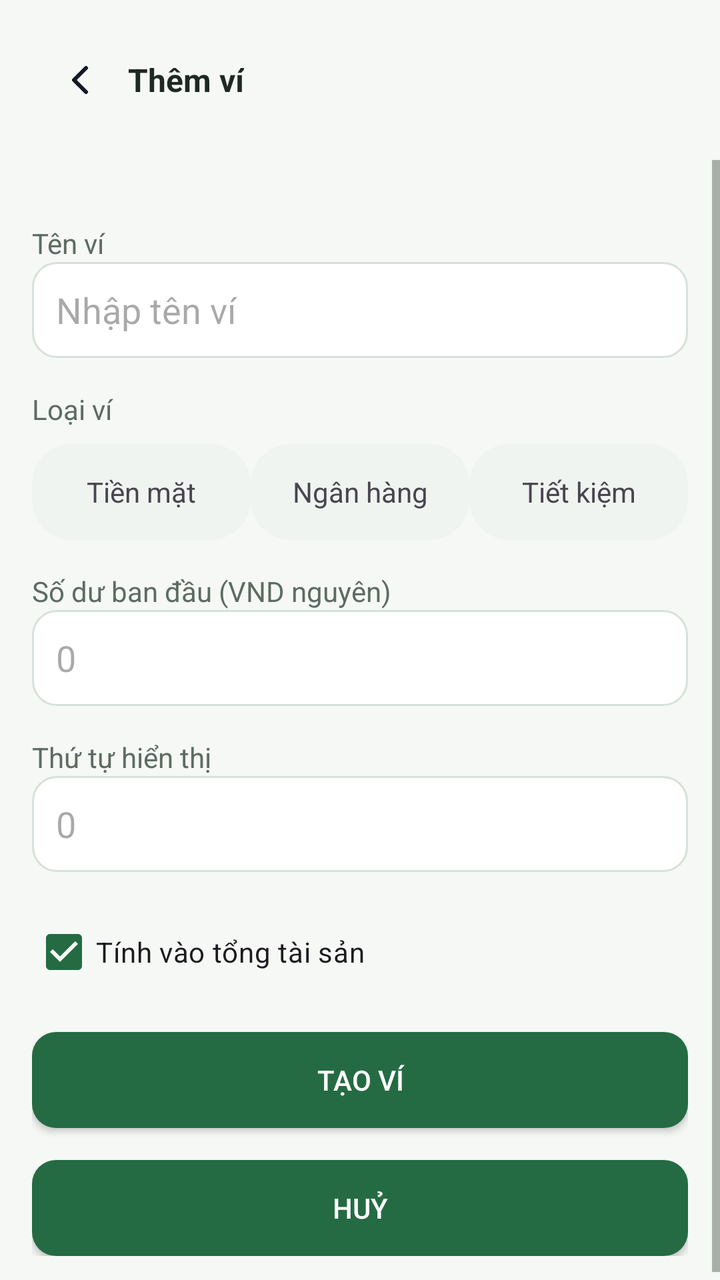
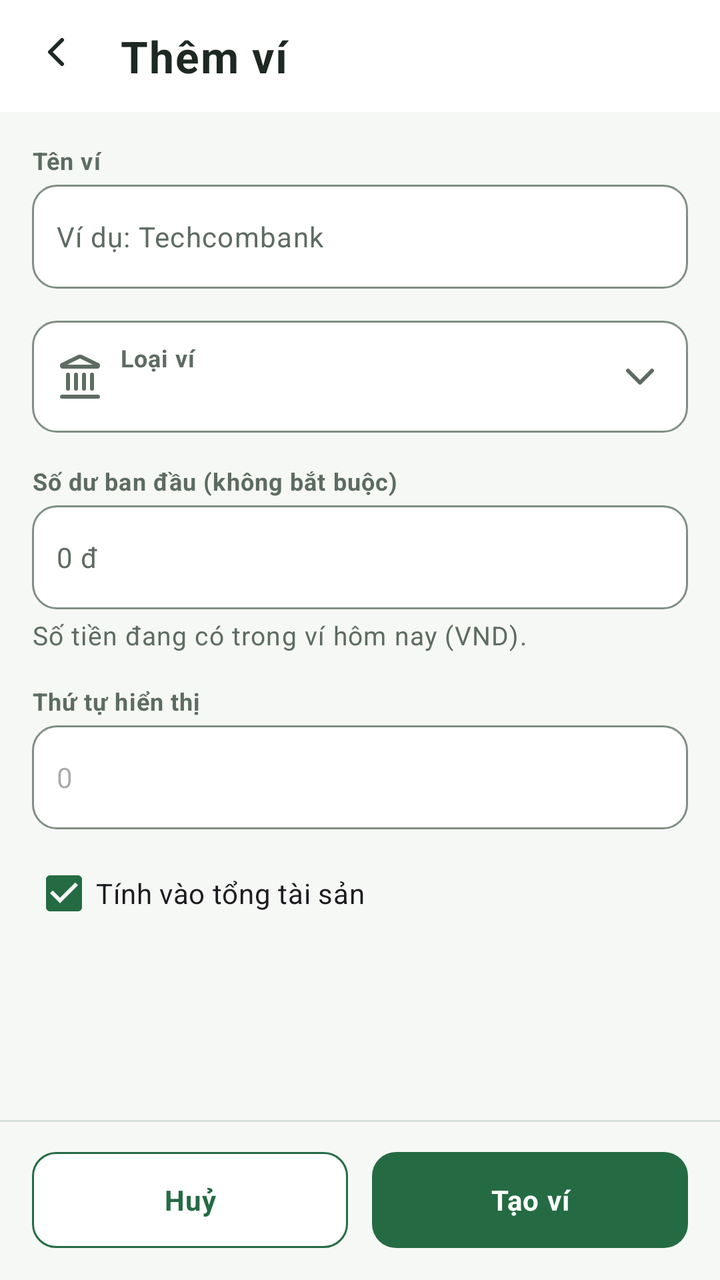

Screens rendered from an Android XML layout before and after an edit, with the pre-edit source and the edit as a unified diff.
<!-- AndroidManifest.xml: application theme Theme.Fintrack -->
<!-- res/layout/activity_wallet_add.xml -->
<?xml version="1.0" encoding="utf-8"?>
<LinearLayout xmlns:android="http://schemas.android.com/apk/res/android" android:layout_width="match_parent" android:layout_height="match_parent" android:orientation="vertical" android:background="@color/bg_app_canvas">
    <LinearLayout android:layout_width="match_parent" android:layout_height="wrap_content" android:gravity="center_vertical" android:padding="@dimen/spacing_16">
        <ImageView android:id="@+id/btnBack" android:layout_width="48dp" android:layout_height="48dp" android:padding="12dp" android:src="@drawable/ic_arrow_back" android:contentDescription="@string/action_back" />
        <TextView android:layout_width="wrap_content" android:layout_height="wrap_content" android:text="@string/wallet_add_title" android:textSize="@dimen/text_size_title_section" android:textColor="@color/text_primary" android:textStyle="bold" />
    </LinearLayout>
    <ScrollView android:layout_width="match_parent" android:layout_height="0dp" android:layout_weight="1" android:fillViewport="true">
    <LinearLayout android:layout_width="match_parent" android:layout_height="wrap_content" android:orientation="vertical" android:padding="@dimen/spacing_16">
        <TextView android:layout_width="match_parent" android:layout_height="wrap_content" android:layout_marginTop="@dimen/spacing_16" android:text="@string/wallet_name_label" android:textColor="@color/text_secondary" />
        <EditText android:id="@+id/etWalletName" android:layout_width="match_parent" android:layout_height="@dimen/input_height" android:inputType="textCapWords" android:hint="@string/wallet_name_hint" android:paddingHorizontal="@dimen/spacing_12" android:background="@drawable/bg_currency_box" />
        <TextView android:layout_width="match_parent" android:layout_height="wrap_content" android:layout_marginTop="@dimen/spacing_16" android:text="@string/wallet_type_label" android:textColor="@color/text_secondary" />
        <LinearLayout android:layout_width="match_parent" android:layout_height="wrap_content" android:layout_marginTop="@dimen/spacing_8" android:orientation="horizontal">
            <TextView android:id="@+id/pillCash" android:layout_width="0dp" android:layout_height="48dp" android:layout_weight="1" android:gravity="center" android:text="@string/wallet_type_cash" android:background="@drawable/bg_pill_unselected" />
            <TextView android:id="@+id/pillBank" android:layout_width="0dp" android:layout_height="48dp" android:layout_weight="1" android:gravity="center" android:text="@string/wallet_type_bank" android:background="@drawable/bg_pill_unselected" />
            <TextView android:id="@+id/pillSavings" android:layout_width="0dp" android:layout_height="48dp" android:layout_weight="1" android:gravity="center" android:text="@string/wallet_type_savings" android:background="@drawable/bg_pill_unselected" />
        </LinearLayout>
        <TextView android:layout_width="match_parent" android:layout_height="wrap_content" android:layout_marginTop="@dimen/spacing_16" android:text="@string/wallet_opening_balance_label" android:textColor="@color/text_secondary" />
        <EditText android:id="@+id/etBalance" android:layout_width="match_parent" android:layout_height="@dimen/input_height" android:inputType="number" android:hint="0" android:paddingHorizontal="@dimen/spacing_12" android:background="@drawable/bg_currency_box" />
        <include layout="@layout/view_amount_suggestions" />
        <TextView android:layout_width="match_parent" android:layout_height="wrap_content" android:layout_marginTop="@dimen/spacing_16" android:text="@string/wallet_sort_order" android:textColor="@color/text_secondary" />
        <EditText android:id="@+id/etWalletSortOrder" android:layout_width="match_parent" android:layout_height="@dimen/input_height" android:inputType="number" android:hint="0" android:paddingHorizontal="@dimen/spacing_12" android:background="@drawable/bg_currency_box" />
        <CheckBox android:id="@+id/cbWalletIncludeAssets" android:layout_width="match_parent" android:layout_height="wrap_content" android:layout_marginTop="@dimen/spacing_16" android:checked="true" android:text="@string/wallet_include_assets" />
        <androidx.appcompat.widget.AppCompatButton android:id="@+id/btnCreateWallet" android:layout_width="match_parent" android:layout_height="@dimen/button_height" android:layout_marginTop="@dimen/spacing_16" android:text="@string/btn_create_wallet" android:background="@drawable/bg_button_primary" android:textColor="@color/white" />
        <androidx.appcompat.widget.AppCompatButton android:id="@+id/btnCancel" android:layout_width="match_parent" android:layout_height="@dimen/button_height" android:layout_marginTop="@dimen/spacing_16" android:text="@string/btn_cancel" android:background="@drawable/bg_button_primary" android:textColor="@color/white" />
    </LinearLayout>
    </ScrollView>
</LinearLayout>
<!-- res/layout/view_amount_suggestions.xml (included above) -->
<?xml version="1.0" encoding="utf-8"?>
<HorizontalScrollView xmlns:android="http://schemas.android.com/apk/res/android"
    xmlns:app="http://schemas.android.com/apk/res-auto"
    android:id="@+id/scrollAmountSuggestions"
    android:layout_width="match_parent"
    android:layout_height="wrap_content"
    android:layout_marginTop="@dimen/spacing_8"
    android:scrollbars="none"
    android:visibility="gone">

    <com.google.android.material.chip.ChipGroup
        android:id="@+id/chipGroupAmountSuggestions"
        android:layout_width="wrap_content"
        android:layout_height="wrap_content"
        app:singleLine="true" />
</HorizontalScrollView>
<!-- resources referenced by this layout -->
<resources>
  <color name="white">#FFFFFF</color>
  <dimen name="input_height">48dp</dimen>
  <dimen name="text_size_title_section">16sp</dimen>
  <!-- drawable bg_button_primary (drawable) -->
  <?xml version="1.0" encoding="utf-8"?>
  <ripple xmlns:android="http://schemas.android.com/apk/res/android"
      android:color="@color/color_primary_pressed">
      <item>
          <shape android:shape="rectangle">
              <solid android:color="@color/color_primary" />
              <corners android:radius="@dimen/radius_input_button" />
          </shape>
      </item>
  </ripple>
  <!-- drawable bg_currency_box (drawable) -->
  <?xml version="1.0" encoding="utf-8"?>
  <shape xmlns:android="http://schemas.android.com/apk/res/android"
      android:shape="rectangle">
      <solid android:color="#FFFFFF" />
      <stroke android:width="1dp" android:color="#D6E2D9" />
      <corners android:radius="12dp" />
  </shape>
  <!-- drawable bg_pill_unselected (drawable) -->
  <?xml version="1.0" encoding="utf-8"?>
  <shape xmlns:android="http://schemas.android.com/apk/res/android"
      android:shape="rectangle">
      <solid android:color="#F0F4F0" />
      <corners android:radius="20dp" />
  </shape>
  <string name="wallet_name_hint">Nhập tên ví</string>
  <string name="wallet_opening_balance_label">Số dư ban đầu (VND nguyên)</string>
  <string name="wallet_type_bank">Ngân hàng</string>
  <string name="wallet_type_cash">Tiền mặt</string>
  <string name="wallet_type_savings">Tiết kiệm</string>
  <!-- unchanged entries left out for length: 33 -->
</resources>

<!-- the commit's change to res/layout/activity_wallet_add.xml (unified diff, before → after) -->
@@ -1,29 +1,175 @@
 <?xml version="1.0" encoding="utf-8"?>
-<LinearLayout xmlns:android="http://schemas.android.com/apk/res/android" android:layout_width="match_parent" android:layout_height="match_parent" android:orientation="vertical" android:background="@color/bg_app_canvas">
-    <LinearLayout android:layout_width="match_parent" android:layout_height="wrap_content" android:gravity="center_vertical" android:padding="@dimen/spacing_16">
-        <ImageView android:id="@+id/btnBack" android:layout_width="48dp" android:layout_height="48dp" android:padding="12dp" android:src="@drawable/ic_arrow_back" android:contentDescription="@string/action_back" />
-        <TextView android:layout_width="wrap_content" android:layout_height="wrap_content" android:text="@string/wallet_add_title" android:textSize="@dimen/text_size_title_section" android:textColor="@color/text_primary" android:textStyle="bold" />
+<LinearLayout xmlns:android="http://schemas.android.com/apk/res/android"
+    xmlns:app="http://schemas.android.com/apk/res-auto"
+    android:layout_width="match_parent"
+    android:layout_height="match_parent"
+    android:background="@color/bg_app_canvas"
+    android:fitsSystemWindows="true"
+    android:orientation="vertical">
+
+    <com.google.android.material.appbar.MaterialToolbar
+        android:id="@+id/toolbarForm"
+        style="@style/Widget.App.Toolbar.Back"
+        app:title="@string/wallet_add_title" />
+
+    <androidx.core.widget.NestedScrollView
+        android:layout_width="match_parent"
+        android:layout_height="0dp"
+        android:layout_weight="1"
+        android:fillViewport="true">
+
+        <LinearLayout
+            android:layout_width="match_parent"
+            android:layout_height="wrap_content"
+            android:orientation="vertical"
+            android:padding="@dimen/spacing_16">
+
+            <include layout="@layout/form_wallet_fields" />
+
+            <TextView
+                android:layout_width="match_parent"
+                android:layout_height="wrap_content"
+                android:layout_marginTop="@dimen/spacing_16"
+                android:labelFor="@id/etWalletSortOrder"
+                android:text="@string/wallet_sort_order"
+                android:textAppearance="@style/TextAppearance.App.Label" />
+
+            <EditText
+                android:id="@+id/etWalletSortOrder"
+                android:layout_width="match_parent"
+                android:layout_height="wrap_content"
+                android:layout_marginTop="@dimen/spacing_4"
+                android:background="@drawable/bg_input_field"
+                android:hint="0"
+                android:importantForAutofill="no"
+                android:inputType="number"
+                android:maxLength="9"
+                android:minHeight="@dimen/input_min_height"
+                android:paddingHorizontal="@dimen/spacing_12"
+                android:singleLine="true"
+                android:textAppearance="@style/TextAppearance.App.BodyPrimary" />
+
+            <CheckBox
+                android:id="@+id/cbWalletIncludeAssets"
+                android:layout_width="match_parent"
+                android:layout_height="wrap_content"
+                android:layout_marginTop="@dimen/spacing_8"
+                android:checked="true"
+                android:minHeight="@dimen/touch_target_min"
+                android:text="@string/wallet_include_assets" />
+        </LinearLayout>
+    </androidx.core.widget.NestedScrollView>
+
+    <LinearLayout
+        android:layout_width="match_parent"
+        android:layout_height="wrap_content"
+        android:background="@drawable/bg_sheet_action_divider"
+        android:orientation="horizontal"
+        android:padding="@dimen/spacing_16">
+        <com.google.android.material.button.MaterialButton
+            android:id="@+id/btnCancel"
+            style="@style/Widget.App.Button.Outline"
+            android:layout_width="0dp"
+            android:layout_height="wrap_content"
+            android:layout_weight="1"
+            android:text="@string/btn_cancel" />
+        <com.google.android.material.button.MaterialButton
+            android:id="@+id/btnCreateWallet"
+            style="@style/Widget.App.Button.Primary"
+            android:layout_width="0dp"
+            android:layout_height="wrap_content"
+            android:layout_weight="1"
+            android:layout_marginStart="@dimen/spacing_12"
+            android:text="@string/btn_create_wallet" />
     </LinearLayout>
-    <ScrollView android:layout_width="match_parent" android:layout_height="0dp" android:layout_weight="1" android:fillViewport="true">
-    <LinearLayout android:layout_width="match_parent" android:layout_height="wrap_content" android:orientation="vertical" android:padding="@dimen/spacing_16">
-        <TextView android:layout_width="match_parent" android:layout_height="wrap_content" android:layout_marginTop="@dimen/spacing_16" android:text="@string/wallet_name_label" android:textColor="@color/text_secondary" />
-        <EditText android:id="@+id/etWalletName" android:layout_width="match_parent" android:layout_height="@dimen/input_height" android:inputType="textCapWords" android:hint="@string/wallet_name_hint" android:paddingHorizontal="@dimen/spacing_12" android:background="@drawable/bg_currency_box" />
-        <TextView android:layout_width="match_parent" android:layout_height="wrap_content" android:layout_marginTop="@dimen/spacing_16" android:text="@string/wallet_type_label" android:textColor="@color/text_secondary" />
-        <LinearLayout android:layout_width="match_parent" android:layout_height="wrap_content" android:layout_marginTop="@dimen/spacing_8" android:orientation="horizontal">
-            <TextView android:id="@+id/pillCash" android:layout_width="0dp" android:layout_height="48dp" android:layout_weight="1" android:gravity="center" android:text="@string/wallet_type_cash" android:background="@drawable/bg_pill_unselected" />
-            <TextView android:id="@+id/pillBank" android:layout_width="0dp" android:layout_height="48dp" android:layout_weight="1" android:gravity="center" android:text="@string/wallet_type_bank" android:background="@drawable/bg_pill_unselected" />
-            <TextView android:id="@+id/pillSavings" android:layout_width="0dp" android:layout_height="48dp" android:layout_weight="1" android:gravity="center" android:text="@string/wallet_type_savings" android:background="@drawable/bg_pill_unselected" />
+</LinearLayout>
+<!-- res/layout/form_wallet_fields.xml (included above) -->
+<?xml version="1.0" encoding="utf-8"?>
+<LinearLayout xmlns:android="http://schemas.android.com/apk/res/android"
+    android:layout_width="match_parent"
+    android:layout_height="wrap_content"
+    android:orientation="vertical">
+
+    <TextView
+        android:layout_width="match_parent"
+        android:layout_height="wrap_content"
+        android:labelFor="@id/etWalletName"
+        android:text="@string/wallet_name_label"
+        android:textAppearance="@style/TextAppearance.App.Label" />
+
+    <EditText
+        android:id="@+id/etWalletName"
+        android:layout_width="match_parent"
+        android:layout_height="wrap_content"
+        android:layout_marginTop="@dimen/spacing_4"
+        android:autofillHints="name"
+        android:background="@drawable/bg_input_field"
+        android:hint="@string/wallet_name_example"
+        android:inputType="textCapWords"
+        android:maxLength="100"
+        android:minHeight="@dimen/input_min_height"
+        android:paddingHorizontal="@dimen/spacing_12"
+        android:singleLine="true"
+        android:textAppearance="@style/TextAppearance.App.BodyPrimary"
+        android:textColorHint="@color/text_hint" />
+
+    <LinearLayout
+        android:id="@+id/fieldWalletType"
+        style="@style/Widget.App.FieldSelector"
+        android:layout_marginTop="@dimen/spacing_16">
+
+        <ImageView
+            android:id="@+id/ivWalletTypeIcon"
+            style="@style/Widget.App.FieldSelector.Icon"
+            android:contentDescription="@null"
+            android:src="@drawable/ic_landmark" />
+
+        <LinearLayout style="@style/Widget.App.FieldSelector.Content">
+
+            <TextView
+                style="@style/Widget.App.FieldSelector.Label"
+                android:text="@string/wallet_type_label" />
+
+            <TextView
+                android:id="@+id/tvWalletTypeValue"
+                style="@style/Widget.App.FieldSelector.Value" />
         </LinearLayout>
-        <TextView android:layout_width="match_parent" android:layout_height="wrap_content" android:layout_marginTop="@dimen/spacing_16" android:text="@string/wallet_opening_balance_label" android:textColor="@color/text_secondary" />
-        <EditText android:id="@+id/etBalance" android:layout_width="match_parent" android:layout_height="@dimen/input_height" android:inputType="number" android:hint="0" android:paddingHorizontal="@dimen/spacing_12" android:background="@drawable/bg_currency_box" />
-        <include layout="@layout/view_amount_suggestions" />
-        <TextView android:layout_width="match_parent" android:layout_height="wrap_content" android:layout_marginTop="@dimen/spacing_16" android:text="@string/wallet_sort_order" android:textColor="@color/text_secondary" />
-        <EditText android:id="@+id/etWalletSortOrder" android:layout_width="match_parent" android:layout_height="@dimen/input_height" android:inputType="number" android:hint="0" android:paddingHorizontal="@dimen/spacing_12" android:background="@drawable/bg_currency_box" />
-        <CheckBox android:id="@+id/cbWalletIncludeAssets" android:layout_width="match_parent" android:layout_height="wrap_content" android:layout_marginTop="@dimen/spacing_16" android:checked="true" android:text="@string/wallet_include_assets" />
-        <androidx.appcompat.widget.AppCompatButton android:id="@+id/btnCreateWallet" android:layout_width="match_parent" android:layout_height="@dimen/button_height" android:layout_marginTop="@dimen/spacing_16" android:text="@string/btn_create_wallet" android:background="@drawable/bg_button_primary" android:textColor="@color/white" />
-        <androidx.appcompat.widget.AppCompatButton android:id="@+id/btnCancel" android:layout_width="match_parent" android:layout_height="@dimen/button_height" android:layout_marginTop="@dimen/spacing_16" android:text="@string/btn_cancel" android:background="@drawable/bg_button_primary" android:textColor="@color/white" />
+
+        <ImageView style="@style/Widget.App.FieldSelector.Chevron" />
     </LinearLayout>
-    </ScrollView>
+
+    <TextView
+        android:layout_width="match_parent"
+        android:layout_height="wrap_content"
+        android:layout_marginTop="@dimen/spacing_16"
+        android:labelFor="@id/etBalance"
+        android:text="@string/wallet_opening_label"
+        android:textAppearance="@style/TextAppearance.App.Label" />
+
+    <EditText
+        android:id="@+id/etBalance"
+        android:layout_width="match_parent"
+        android:layout_height="wrap_content"
+        android:layout_marginTop="@dimen/spacing_4"
+        android:background="@drawable/bg_input_field"
+        android:hint="@string/wallet_initial_balance"
+        android:importantForAutofill="no"
+        android:inputType="number"
+        android:minHeight="@dimen/input_min_height"
+        android:paddingHorizontal="@dimen/spacing_12"
+        android:singleLine="true"
+        android:textAppearance="@style/TextAppearance.App.BodyPrimary"
+        android:textColorHint="@color/text_hint" />
+
+    <include layout="@layout/view_amount_suggestions" />
+
+    <TextView
+        android:layout_width="match_parent"
+        android:layout_height="wrap_content"
+        android:layout_marginTop="@dimen/spacing_4"
+        android:text="@string/wallet_opening_helper"
+        android:textAppearance="@style/TextAppearance.App.BodySecondary"
+        android:textColor="@color/text_secondary" />
 </LinearLayout>
 <!-- res/layout/view_amount_suggestions.xml (included above) -->
 <?xml version="1.0" encoding="utf-8"?>
<!-- resource entries referenced after the edit -->
@@ -1,39 +1,216 @@
 <!-- resources referenced by this layout -->
 <resources>
-  <color name="white">#FFFFFF</color>
-  <dimen name="input_height">48dp</dimen>
-  <dimen name="text_size_title_section">16sp</dimen>
-  <!-- drawable bg_button_primary (drawable) -->
-  <?xml version="1.0" encoding="utf-8"?>
-  <ripple xmlns:android="http://schemas.android.com/apk/res/android"
-      android:color="@color/color_primary_pressed">
-      <item>
-          <shape android:shape="rectangle">
-              <solid android:color="@color/color_primary" />
-              <corners android:radius="@dimen/radius_input_button" />
-          </shape>
-      </item>
-  </ripple>
-  <!-- drawable bg_currency_box (drawable) -->
+  <color name="text_hint">@color/neutral_text_600</color>
+  <dimen name="input_min_height">52dp</dimen>
+  <dimen name="spacing_4">4dp</dimen>
+  <dimen name="touch_target_min">48dp</dimen>
+  <!-- drawable bg_input_field (drawable) -->
   <?xml version="1.0" encoding="utf-8"?>
   <shape xmlns:android="http://schemas.android.com/apk/res/android"
       android:shape="rectangle">
-      <solid android:color="#FFFFFF" />
-      <stroke android:width="1dp" android:color="#D6E2D9" />
-      <corners android:radius="12dp" />
+      <solid android:color="@color/bg_card_surface" />
+      <stroke
+          android:width="1dp"
+          android:color="@color/border_input_outline" />
+      <corners android:radius="@dimen/radius_input_button" />
   </shape>
-  <!-- drawable bg_pill_unselected (drawable) -->
-  <?xml version="1.0" encoding="utf-8"?>
-  <shape xmlns:android="http://schemas.android.com/apk/res/android"
-      android:shape="rectangle">
-      <solid android:color="#F0F4F0" />
-      <corners android:radius="20dp" />
+  <!-- drawable bg_sheet_action_divider (drawable) -->
+  <?xml version="1.0" encoding="utf-8"?>
+  <layer-list xmlns:android="http://schemas.android.com/apk/res/android">
+      <item android:gravity="top" android:height="@dimen/divider_height">
+          <shape><solid android:color="@color/divider_light" /></shape>
+      </item>
+  </layer-list>
+  <!-- drawable ic_landmark (drawable) -->
+  <?xml version="1.0" encoding="utf-8"?>
+  <vector xmlns:android="http://schemas.android.com/apk/res/android"
+      android:width="24dp"
+      android:height="24dp"
+      android:viewportWidth="24"
+      android:viewportHeight="24">
+      <path
+          android:pathData="M10,18L10,11"
+          android:strokeColor="@color/text_secondary"
+          android:strokeWidth="2"
+          android:strokeLineCap="round"
+          android:strokeLineJoin="round" />
+      <path
+          android:pathData="M14,18L14,11"
+          android:strokeColor="@color/text_secondary"
+          android:strokeWidth="2"
+          android:strokeLineCap="round"
+          android:strokeLineJoin="round" />
+      <path
+          android:pathData="M18,18L18,11"
+          android:strokeColor="@color/text_secondary"
+          android:strokeWidth="2"
+          android:strokeLineCap="round"
+          android:strokeLineJoin="round" />
+      <path
+          android:pathData="M6,18L6,11"
+          android:strokeColor="@color/text_secondary"
+          android:strokeWidth="2"
+          android:strokeLineCap="round"
+          android:strokeLineJoin="round" />
+      <path
+          android:pathData="M3,22L21,22"
+          android:strokeColor="@color/text_secondary"
+          android:strokeWidth="2"
+          android:strokeLineCap="round"
+          android:strokeLineJoin="round" />
+      <path
+          android:pathData="M11.12,2.2A2,2 0,0 1,12.88 2.2L20.75,6.05C21.22,6.28 21.06,7 20.53,7L3.47,7C2.94,7 2.78,6.28 3.25,6.05Z"
+          android:strokeColor="@color/text_secondary"
+          android:strokeWidth="2"
+          android:strokeLineCap="round"
+          android:strokeLineJoin="round" />
+  </vector>
+  <string name="wallet_initial_balance">0 đ</string>
+  <string name="wallet_name_example">Ví dụ: Techcombank</string>
+  <string name="wallet_opening_helper">Số tiền đang có trong ví hôm nay (VND).</string>
+  <string name="wallet_opening_label">Số dư ban đầu (không bắt buộc)</string>
+  <style name="TextAppearance.App.BodyPrimary">
+          <item name="android:textSize">@dimen/text_size_body_primary</item>
+          <item name="android:textStyle">normal</item>
+          <item name="android:textColor">@color/text_primary</item>
+      </style>
+  <style name="TextAppearance.App.BodySecondary">
+          <item name="android:textSize">@dimen/text_size_body_secondary</item>
+          <item name="android:textStyle">normal</item>
+          <item name="android:textColor">@color/text_secondary</item>
+      </style>
+  <style name="TextAppearance.App.Label">
+          <item name="android:textSize">@dimen/text_size_label</item>
+          <item name="android:textStyle">bold</item>
+          <item name="android:textColor">@color/text_secondary</item>
+      </style>
+  <style name="Widget.App.Button.Outline" parent="Widget.App.Button.Secondary">
+          <item name="strokeColor">@color/button_brand_stroke</item>
+          <item name="android:textColor">@color/button_brand_fg</item>
+          <item name="iconTint">@color/button_brand_fg</item>
+          <item name="rippleColor">@color/bg_brand_subtle</item>
+      </style>
+  <style name="Widget.App.Button.Primary" parent="Widget.Material3.Button">
+          <item name="android:minHeight">@dimen/button_height</item>
+          <item name="android:insetTop">0dp</item>
+          <item name="android:insetBottom">0dp</item>
+          <item name="android:paddingStart">@dimen/spacing_16</item>
+          <item name="android:paddingEnd">@dimen/spacing_16</item>
+          <item name="cornerRadius">@dimen/radius_input_button</item>
+          <item name="android:textAppearance">@style/TextAppearance.App.Button</item>
+          <item name="backgroundTint">@color/button_primary_bg</item>
+          <item name="android:textColor">@color/button_on_filled_fg</item>
+          <item name="iconTint">@color/button_on_filled_fg</item>
+          <item name="rippleColor">@color/color_primary_pressed</item>
+      </style>
+  <style name="Widget.App.FieldSelector" parent="">
+          <item name="android:layout_width">match_parent</item>
+          <item name="android:layout_height">wrap_content</item>
+          <item name="android:orientation">horizontal</item>
+          <item name="android:gravity">center_vertical</item>
+          <item name="android:minHeight">@dimen/selector_min_height</item>
+          <item name="android:paddingStart">@dimen/spacing_12</item>
+          <item name="android:paddingEnd">@dimen/spacing_12</item>
+          <item name="android:paddingTop">@dimen/spacing_4</item>
+          <item name="android:paddingBottom">@dimen/spacing_4</item>
+          <item name="android:background">@drawable/bg_field_selector</item>
+          <item name="android:foreground">?attr/selectableItemBackground</item>
+          <item name="android:clickable">true</item>
+          <item name="android:focusable">true</item>
+      </style>
+  <style name="Widget.App.FieldSelector.Chevron" parent="">
+          <item name="android:layout_width">@dimen/icon_size_default</item>
+          <item name="android:layout_height">@dimen/icon_size_default</item>
+          <item name="android:layout_marginStart">@dimen/spacing_8</item>
+          <item name="android:src">@drawable/ic_chevron_down</item>
+          <item name="android:importantForAccessibility">no</item>
+      </style>
+  <style name="Widget.App.FieldSelector.Content" parent="">
+          <item name="android:layout_width">0dp</item>
+          <item name="android:layout_height">wrap_content</item>
+          <item name="android:layout_weight">1</item>
+          <item name="android:orientation">vertical</item>
+      </style>
+  <style name="Widget.App.FieldSelector.Icon" parent="">
+          <item name="android:layout_width">@dimen/icon_size_default</item>
+          <item name="android:layout_height">@dimen/icon_size_default</item>
+          <item name="android:layout_marginEnd">@dimen/spacing_8</item>
+          <item name="android:importantForAccessibility">no</item>
+          <item name="tint">@color/text_secondary</item>
+      </style>
+  <style name="Widget.App.FieldSelector.Label" parent="">
+          <item name="android:layout_width">match_parent</item>
+          <item name="android:layout_height">wrap_content</item>
+          <item name="android:textAppearance">@style/TextAppearance.App.Label</item>
+          <item name="android:textColor">@color/text_secondary</item>
+      </style>
+  <style name="Widget.App.FieldSelector.Value" parent="">
+          <item name="android:layout_width">match_parent</item>
+          <item name="android:layout_height">wrap_content</item>
+          <item name="android:textAppearance">@style/TextAppearance.App.BodyPrimary</item>
+          <item name="android:textColorHint">@color/text_secondary</item>
+          <item name="android:maxLines">2</item>
+          <item name="android:ellipsize">end</item>
+      </style>
+  <style name="Widget.App.Toolbar.Back">
+          <item name="navigationIcon">@drawable/ic_arrow_back</item>
+          <item name="navigationIconTint">@color/text_primary</item>
+          <item name="navigationContentDescription">@string/action_back</item>
+      </style>
+  <color name="border_input_outline">@color/neutral_border_strong</color>
+  <dimen name="divider_height">1dp</dimen>
+  <color name="divider_light">@color/neutral_border</color>
+  <dimen name="text_size_body_primary">14sp</dimen>
+  <dimen name="text_size_body_secondary">13sp</dimen>
+  <dimen name="text_size_label">12sp</dimen>
+  <style name="Widget.App.Button.Secondary" parent="Widget.Material3.Button.OutlinedButton">
+          <item name="android:minHeight">@dimen/button_height</item>
+          <item name="android:insetTop">0dp</item>
+          <item name="android:insetBottom">0dp</item>
+          <item name="android:paddingStart">@dimen/spacing_16</item>
+          <item name="android:paddingEnd">@dimen/spacing_16</item>
+          <item name="cornerRadius">@dimen/radius_input_button</item>
+          <item name="android:textAppearance">@style/TextAppearance.App.Button</item>
+          <item name="backgroundTint">@color/bg_card_surface</item>
+          <item name="strokeColor">@color/button_outline_stroke</item>
+          <item name="strokeWidth">@dimen/divider_height</item>
+          <item name="android:textColor">@color/button_neutral_fg</item>
+          <item name="iconTint">@color/button_neutral_fg</item>
+          <item name="rippleColor">@color/bg_surface_secondary</item>
+      </style>
+  <color name="bg_brand_subtle">@color/green_light_100</color>
+  <style name="TextAppearance.App.Button">
+          <item name="android:textSize">@dimen/text_size_button</item>
+          <item name="android:textStyle">bold</item>
+          <item name="android:textColor">@color/color_primary</item>
+      </style>
+  <dimen name="selector_min_height">56dp</dimen>
+  <!-- drawable bg_field_selector (drawable) -->
+  <?xml version="1.0" encoding="utf-8"?>
+  <shape xmlns:android="http://schemas.android.com/apk/res/android" android:shape="rectangle">
+      <solid android:color="@color/bg_card_surface" />
+      <stroke android:width="@dimen/divider_height" android:color="@color/border_input_outline" />
+      <corners android:radius="@dimen/radius_input_button" />
   </shape>
-  <string name="wallet_name_hint">Nhập tên ví</string>
-  <string name="wallet_opening_balance_label">Số dư ban đầu (VND nguyên)</string>
-  <string name="wallet_type_bank">Ngân hàng</string>
-  <string name="wallet_type_cash">Tiền mặt</string>
-  <string name="wallet_type_savings">Tiết kiệm</string>
+  <dimen name="icon_size_default">24dp</dimen>
+  <!-- drawable ic_chevron_down (drawable) -->
+  <?xml version="1.0" encoding="utf-8"?>
+  <vector xmlns:android="http://schemas.android.com/apk/res/android"
+      android:width="24dp"
+      android:height="24dp"
+      android:viewportWidth="24"
+      android:viewportHeight="24">
+      <path
+          android:pathData="M6,9L12,15L18,9"
+          android:strokeColor="@color/text_secondary"
+          android:strokeWidth="2"
+          android:strokeLineCap="round"
+          android:strokeLineJoin="round" />
+  </vector>
+  <color name="neutral_border_strong">#7F8F84</color>
+  <color name="neutral_border">#D6E2D9</color>
+  <color name="green_light_100">#E8F1EA</color>
+  <dimen name="text_size_button">14sp</dimen>
   <!-- unchanged entries left out for length: 33 -->
 </resources>
 
